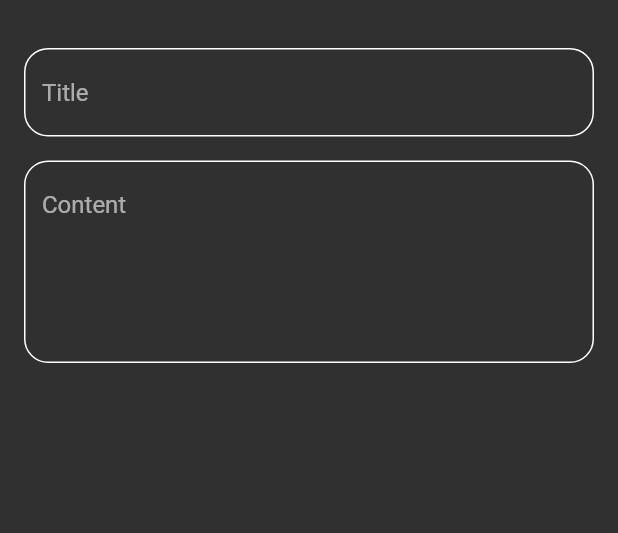
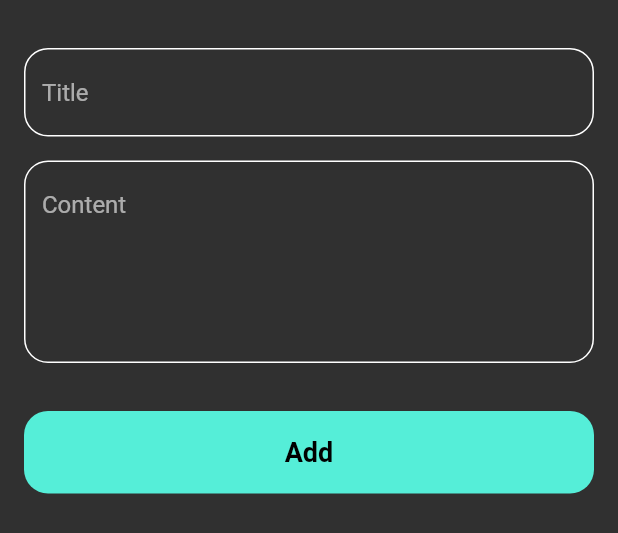
Before and after one commit to Mahmoud-Elsayed-Elhga/notes-app, a Flutter app: the NoteBottomSheet widget shown alone on an empty page, opened directly, on a phone screen of 412 x 824 dp. Shown: the top 533 px of the screen. Run offline on Flutter 3.47's test engine with Material 2 defaults, Android fonts, the phone set to English and light mode, and no system bars.

Commit message:
finished NoteBottomSheet

```diff
--- a/lib/widgets/add_note_bottom_sheet.dart
+++ b/lib/widgets/add_note_bottom_sheet.dart
@@ -1,5 +1,8 @@
 import 'package:flutter/material.dart';
+import 'package:notes_app/constants.dart';
 import 'package:notes_app/widgets/custom_text_field.dart';
+
+import 'custom_button.dart';
 
 class NoteBottomSheet extends StatelessWidget {
   const NoteBottomSheet({super.key});
@@ -8,6 +11,7 @@ class NoteBottomSheet extends StatelessWidget {
   Widget build(BuildContext context) {
     return const Padding(
       padding: EdgeInsets.symmetric(horizontal: 16),
+      child: SingleChildScrollView(
         child: Column(
           children: [
             SizedBox(height: 32),
@@ -19,7 +23,11 @@ class NoteBottomSheet extends StatelessWidget {
               hint: 'Content',
               maxLines: 5,
             ),
+            SizedBox(height: 32),
+            CustomButton(),
+            SizedBox(height: 16),
           ],
+        ),
       ),
     );
   }
--- /dev/null
+++ b/lib/widgets/custom_button.dart
@@ -0,0 +1,23 @@
+import 'package:flutter/material.dart';
+import 'package:notes_app/constants.dart';
+
+class CustomButton extends StatelessWidget {
+  const CustomButton({super.key});
+
+  @override
+  Widget build(BuildContext context) {
+    return Container(
+      height: 55,
+      width: MediaQuery.of(context).size.width,
+      decoration: BoxDecoration(
+          borderRadius: BorderRadius.circular(16), color: kPrimaryColor),
+      child: const Center(
+        child: Text(
+          'Add',
+          style: TextStyle(
+              color: Colors.black, fontSize: 18, fontWeight: FontWeight.bold),
+        ),
+      ),
+    );
+  }
+}
```
Lines whose indentation alone changed are shown as unchanged.
